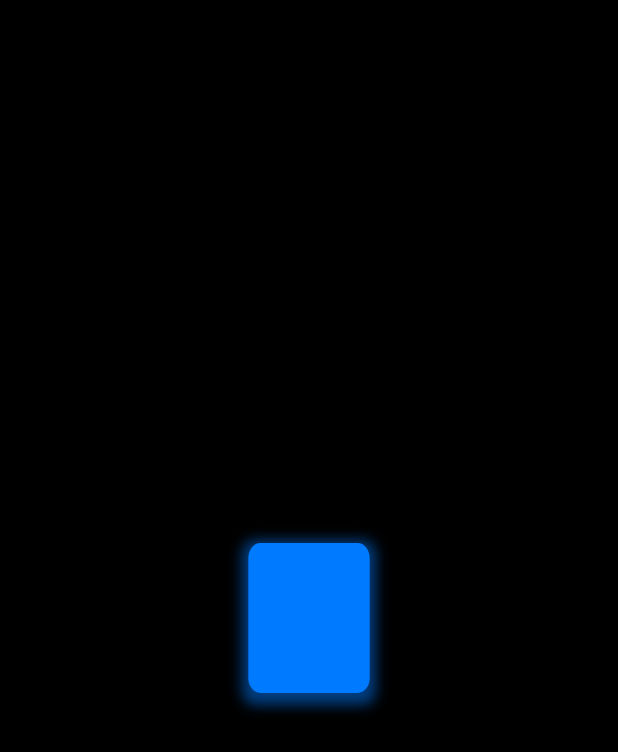
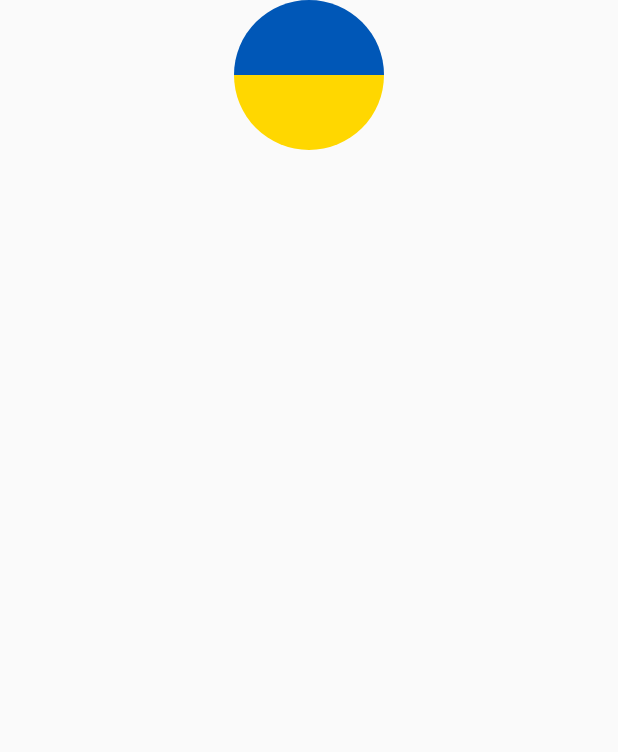
Before and after one commit to yurrpt/animations, a Flutter app: the screen it shows after launch, on a phone screen of 412 x 824 dp. Shown: the top 752 px of the screen. Run offline on Flutter 3.47's test engine with Material 2 defaults, Android fonts, the light colour scheme and no system bars.

Commit message:
example_two is done

```diff
--- /dev/null
+++ b/lib/example2/custom_clipper.dart
@@ -0,0 +1,18 @@
+import 'package:animated_builder_and_transform/example2/extension/to_path.dart';
+import 'package:flutter/material.dart';
+
+import 'example2.dart';
+
+class HalfCircleClipper extends CustomClipper<Path> {
+  final CircleSide side;
+
+  HalfCircleClipper({
+    required this.side,
+  });
+
+  @override
+  Path getClip(Size size) => side.toPath(size);
+
+  @override
+  bool shouldReclip(covariant CustomClipper<Path> oldClipper) => true;
+}
--- /dev/null
+++ b/lib/example2/example2.dart
@@ -0,0 +1,183 @@
+import 'dart:math' show pi;
+
+import 'package:animated_builder_and_transform/example2/extension/delayed.dart';
+import 'package:flutter/material.dart';
+
+import 'custom_clipper.dart';
+
+class ExampleTwo extends StatefulWidget {
+  const ExampleTwo({super.key});
+
+  @override
+  State<ExampleTwo> createState() => _ExampleTwoState(); // for animations need state full widget
+}
+
+class _ExampleTwoState extends State<ExampleTwo> with TickerProviderStateMixin {
+  late AnimationController _counterClokWiseAnimationController;
+  late Animation<double> _counterClokWiseRotationAnimation;
+
+  late AnimationController _flipController;
+  late Animation<double> _flipAnimation;
+
+  @override
+  void initState() {
+    super.initState();
+
+    _counterClokWiseAnimationController = AnimationController(
+      vsync: this,
+      duration: const Duration(seconds: 1),
+    );
+
+    _counterClokWiseRotationAnimation = Tween<double>(
+      begin: 0,
+      end: -(pi / 2.0),
+    ).animate(
+      CurvedAnimation(
+        parent: _counterClokWiseAnimationController,
+        curve: Curves.bounceOut,
+      ),
+    );
+    // flip animaton
+
+    _flipController = AnimationController(
+      vsync: this,
+      duration: const Duration(seconds: 1),
+    );
+
+    _flipAnimation = Tween<double>(
+      begin: 0,
+      end: pi,
+    ).animate(
+      CurvedAnimation(
+        parent: _flipController,
+        curve: Curves.bounceOut,
+      ),
+    );
+
+    // status listener
+    _counterClokWiseAnimationController.addStatusListener((status) {
+      if (status == AnimationStatus.completed) {
+        _flipAnimation = Tween<double>(
+          begin: _flipAnimation.value,
+          end: _flipAnimation.value + pi,
+        ).animate(
+          CurvedAnimation(
+            parent: _flipController,
+            curve: Curves.bounceOut,
+          ),
+        );
+
+        _flipController
+          ..reset
+          ..forward();
+      }
+    });
+
+    _flipController.addStatusListener(
+      (status) {
+        if (status == AnimationStatus.completed) {
+          _counterClokWiseRotationAnimation = Tween<double>(
+                  begin: _counterClokWiseRotationAnimation.value,
+                  end: _counterClokWiseRotationAnimation.value + -(pi / 2))
+              .animate(
+            CurvedAnimation(
+              parent: _counterClokWiseAnimationController,
+              curve: Curves.bounceOut,
+            ),
+          );
+          _counterClokWiseAnimationController
+            ..reset
+            ..forward();
+        }
+      },
+    );
+  }
+
+  @override
+  void dispose() {
+    _counterClokWiseAnimationController.dispose();
+    _flipController.dispose();
+    super.dispose();
+  }
+
+  @override
+  Widget build(BuildContext context) {
+    _counterClokWiseAnimationController
+      ..reset()
+      ..forward.delayed(const Duration(seconds: 1));
+
+    return Scaffold(
+        body: SafeArea(
+      child: AnimatedBuilder(
+        animation: _counterClokWiseAnimationController,
+        builder: (context, child) {
+          return Transform(
+            alignment: Alignment.center,
+            transform: Matrix4.identity()
+              ..rotateZ(
+                _counterClokWiseRotationAnimation.value,
+              ),
+            child: Row(
+              mainAxisAlignment: MainAxisAlignment.center, // center the row
+              children: [
+                _buildBlueCircle(),
+                _buildYellowCircle(),
+              ],
+            ),
+          );
+        },
+      ),
+    ));
+  }
+
+  AnimatedBuilder _buildBlueCircle() {
+    return AnimatedBuilder(
+      animation: _flipController,
+      builder: (context, child) {
+        return Transform(
+          alignment: Alignment.centerRight,
+          transform: Matrix4.identity()
+            ..rotateY(
+              _flipAnimation.value,
+            ),
+          child: ClipPath(
+            clipper: HalfCircleClipper(side: CircleSide.left),
+            child: Container(
+              color: const Color(0xff0057b7),
+              height: 100,
+              width: 100,
+            ),
+          ),
+        );
+      },
+    );
+  }
+
+  AnimatedBuilder _buildYellowCircle() {
+    return AnimatedBuilder(
+      animation: _flipAnimation,
+      builder: (context, child) {
+        return Transform(
+          transform: Matrix4.identity()
+            ..rotateY(
+              _flipAnimation.value,
+            ),
+          alignment: Alignment.centerLeft,
+          child: ClipPath(
+            clipper: HalfCircleClipper(side: CircleSide.right),
+            child: Container(
+              color: const Color(0xffffd700),
+              height: 100,
+              width: 100,
+            ),
+          ),
+        );
+      },
+    );
+  }
+}
+
+enum CircleSide {
+  left,
+  right,
+}
--- /dev/null
+++ b/lib/example2/extension/delayed.dart
@@ -0,0 +1,5 @@
+import 'dart:ui';
+
+extension Delayed on VoidCallback {
+  Future<void> delayed(Duration duration) => Future.delayed(duration, this);
+}
--- /dev/null
+++ b/lib/example2/extension/to_path.dart
@@ -0,0 +1,27 @@
+import 'dart:ui';
+
+import '../example2.dart';
+
+extension ToPath on CircleSide {
+  Path toPath(Size size) {
+    final path = Path();
+
+    Offset? offset;
+    bool? clockwise;
+
+    switch (this) {
+      case CircleSide.left:
+        path.moveTo(size.width, 0);
+        offset = Offset(size.width, size.height);
+        clockwise = false;
+        break;
+      case CircleSide.right:
+        offset = Offset(0, size.height);
+        clockwise = true;
+        break;
+    }
+    path.arcToPoint(offset, radius: Radius.elliptical(size.width / 2, size.height / 2), clockwise: clockwise);
+    path.close();
+    return path;
+  }
+}
--- a/lib/main.dart
+++ b/lib/main.dart
@@ -1,11 +1,12 @@
 import 'package:flutter/material.dart';
 
-import 'animated_demo_view.dart';
+import 'example2/example2.dart';
 
 void main() {
   WidgetsFlutterBinding.ensureInitialized();
-  runApp(MyApp());
+  runApp(const MyApp());
 }
+
 class MyApp extends StatelessWidget {
   const MyApp({super.key});
 
@@ -14,7 +15,7 @@ class MyApp extends StatelessWidget {
     return const MaterialApp(
       title: 'Material App',
       debugShowCheckedModeBanner: false,
-      home: AnimatedDemoView(),
+      home: ExampleTwo(),
     );
   }
 }
```
Also changed, not shown: lib/example1/example1.dart (renamed from lib/animated_demo_view.dart).
